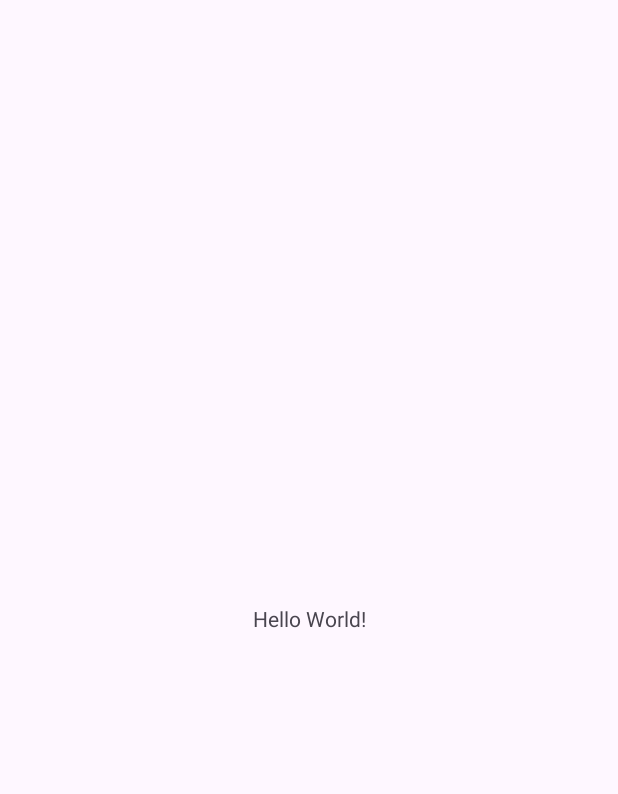
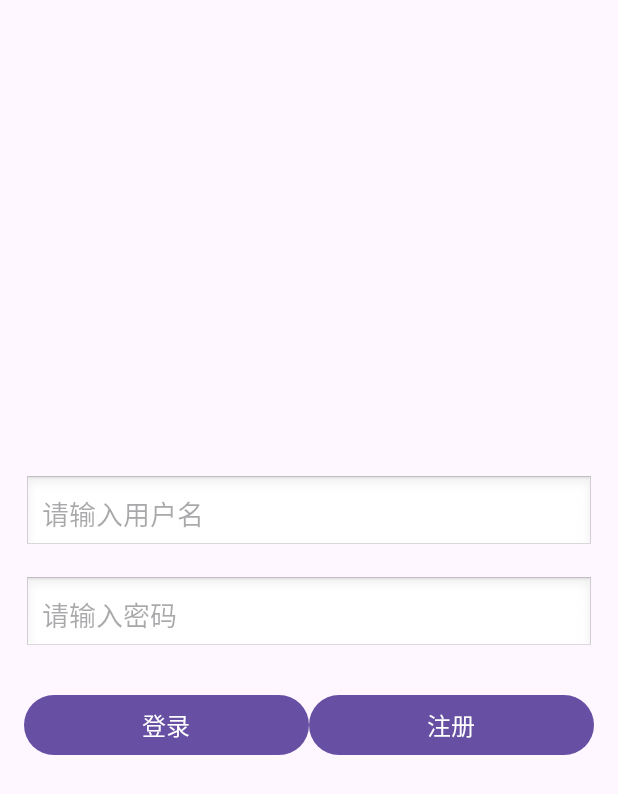
Before and after one commit to RainbowRain9/Android, an Android app: the screen it shows after launch (MainActivity), on a phone screen of 412 x 824 dp. Before the commit the part shown is almost empty. Shown: the top 794 px of the screen. Run offline under Robolectric (Android 15) with nearby library versions, the light colour scheme and no system bars; our stand-ins replace Room's generated code.

Commit message:
2025-03-12

```diff
--- a/app/src/main/AndroidManifest.xml
+++ b/app/src/main/AndroidManifest.xml
@@ -1,6 +1,6 @@
 <?xml version="1.0" encoding="utf-8"?>
 <manifest xmlns:android="http://schemas.android.com/apk/res/android"
-    xmlns:tools="http://schemas.android.com/tools">
+    xmlns:tools="http://schemas.android.com/tools" package="com.example.android01">
 
     <application
         android:allowBackup="true"
--- a/app/src/main/java/com/example/android01/MainActivity.java
+++ b/app/src/main/java/com/example/android01/MainActivity.java
@@ -1,24 +1,119 @@
 package com.example.android01;
 
 import android.os.Bundle;
-
-import androidx.activity.EdgeToEdge;
+import android.widget.Button;
+import android.widget.EditText;
+import android.widget.Toast;
 import androidx.appcompat.app.AppCompatActivity;
-import androidx.core.graphics.Insets;
-import androidx.core.view.ViewCompat;
-import androidx.core.view.WindowInsetsCompat;
+import com.example.android01.data.AppDatabase;
+import com.example.android01.data.User;
+import java.util.concurrent.ExecutorService;
+import java.util.concurrent.Executors;
 
 public class MainActivity extends AppCompatActivity {
+    private EditText editTextUsername, editTextPassword;
+    private Button btnLogin, btnRegister;
+    private AppDatabase db;
+    private ExecutorService executorService;
 
     @Override
     protected void onCreate(Bundle savedInstanceState) {
         super.onCreate(savedInstanceState);
-        EdgeToEdge.enable(this);
-        setContentView(R.layout.activity_main);
-        ViewCompat.setOnApplyWindowInsetsListener(findViewById(R.id.main), (v, insets) -> {
-            Insets systemBars = insets.getInsets(WindowInsetsCompat.Type.systemBars());
-            v.setPadding(systemBars.left, systemBars.top, systemBars.right, systemBars.bottom);
-            return insets;
+        setContentView(R.layout.login);
+
+        // 初始化数据库和线程池
+        db = AppDatabase.getInstance(this);
+        executorService = Executors.newSingleThreadExecutor();
+
+        // 绑定控件
+        editTextUsername = findViewById(R.id.username_input);
+        editTextPassword = findViewById(R.id.password_input);
+        btnLogin = findViewById(R.id.btnLogin);
+        btnRegister = findViewById(R.id.btnRegister);
+
+        // 设置登录按钮点击事件
+        btnLogin.setOnClickListener(v -> {
+            String username = editTextUsername.getText().toString().trim();
+            String password = editTextPassword.getText().toString().trim();
+
+            // 输入验证
+            if (username.isEmpty() || password.isEmpty()) {
+                Toast.makeText(this, "用户名和密码不能为空", Toast.LENGTH_SHORT).show();
+                return;
+            }
+
+            // 处理登录
+            handleLogin(username, password);
+        });
+
+        // 设置注册按钮点击事件
+        btnRegister.setOnClickListener(v -> {
+            String username = editTextUsername.getText().toString().trim();
+            String password = editTextPassword.getText().toString().trim();
+
+            // 输入验证
+            if (username.isEmpty() || password.isEmpty()) {
+                Toast.makeText(this, "用户名和密码不能为空", Toast.LENGTH_SHORT).show();
+                return;
+            }
+
+            // 处理注册
+            handleRegister(username, password);
         });
     }
+
+    // 处理登录逻辑
+    private void handleLogin(String username, String password) {
+        executorService.execute(() -> {
+            // 在子线程中查询数据库
+            User user = db.userDao().getUser(username, password);
+
+            // 在主线程中更新UI
+            runOnUiThread(() -> {
+                if (user != null) {
+                    Toast.makeText(MainActivity.this, "登录成功!", Toast.LENGTH_SHORT).show();
+                    // TODO: 这里可以跳转到主页面
+                    clearInputs();
+                } else {
+                    Toast.makeText(MainActivity.this, "用户名或密码错误!", Toast.LENGTH_SHORT).show();
+                }
+            });
+        });
+    }
+
+    // 处理注册逻辑
+    private void handleRegister(String username, String password) {
+        executorService.execute(() -> {
+            // 检查用户名是否已存在
+            User existingUser = db.userDao().getUserByUsername(username);
+
+            if (existingUser != null) {
+                runOnUiThread(() ->
+                    Toast.makeText(this, "用户名已存在", Toast.LENGTH_SHORT).show()
+                );
+                return;
+            }
+
+            // 创建新用户
+            User newUser = new User(username, password);
+            db.userDao().insert(newUser);
+
+            runOnUiThread(() -> {
+                Toast.makeText(this, "注册成功", Toast.LENGTH_SHORT).show();
+                clearInputs();
+            });
+        });
+    }
+
+    // 清空输入框
+    private void clearInputs() {
+        editTextUsername.setText("");
+        editTextPassword.setText("");
+    }
+
+    @Override
+    protected void onDestroy() {
+        super.onDestroy();
+        executorService.shutdown();
+    }
 }
--- /dev/null
+++ b/app/src/main/java/com/example/android01/data/AppDatabase.java
@@ -0,0 +1,24 @@
+package com.example.android01.data;
+
+import android.content.Context;
+import androidx.room.Database;
+import androidx.room.Room;
+import androidx.room.RoomDatabase;
+
+@Database(entities = {User.class}, version = 1)
+public abstract class AppDatabase extends RoomDatabase {
+    private static AppDatabase instance;
+
+    public abstract UserDao userDao();
+
+    public static synchronized AppDatabase getInstance(Context context) {
+        if (instance == null) {
+            instance = Room.databaseBuilder(
+                context.getApplicationContext(),
+                AppDatabase.class,
+                "app_database"
+            ).build();
+        }
+        return instance;
+    }
+}
--- /dev/null
+++ b/app/src/main/java/com/example/android01/data/UserDao.java
@@ -0,0 +1,17 @@
+package com.example.android01.data;
+
+import androidx.room.Dao;
+import androidx.room.Insert;
+import androidx.room.Query;
+
+@Dao
+public interface UserDao {
+    @Query("SELECT * FROM users WHERE username = :username AND password = :password")
+    User getUser(String username, String password);
+
+    @Query("SELECT * FROM users WHERE username = :username")
+    User getUserByUsername(String username);
+
+    @Insert
+    void insert(User user);
+}
--- /dev/null
+++ b/app/src/main/res/layout/login.xml
@@ -0,0 +1,64 @@
+<?xml version="1.0" encoding="utf-8"?>
+<!-- 登录页面的根布局 -->
+<LinearLayout xmlns:android="http://schemas.android.com/apk/res/android"
+    android:layout_width="match_parent"
+    android:layout_height="match_parent"
+    android:gravity="center"
+    android:orientation="horizontal"
+    android:padding="16dp">
+
+    <!-- 包含登录表单的垂直布局 -->
+    <LinearLayout
+        android:layout_width="match_parent"
+        android:layout_height="wrap_content"
+        android:orientation="vertical">
+
+        <!-- 用户名输入框 -->
+        <EditText
+            android:layout_width="match_parent"
+            android:layout_height="wrap_content"
+            android:layout_marginBottom="16dp"
+            android:id="@+id/username_input"
+            android:background="@android:drawable/edit_text"
+            android:hint="请输入用户名"
+            android:padding="12dp" />
+
+        <!-- 密码输入框 -->
+        <EditText
+            android:layout_width="match_parent"
+            android:layout_height="wrap_content"
+            android:layout_marginBottom="24dp"
+            android:id="@+id/password_input"
+            android:background="@android:drawable/edit_text"
+            android:hint="请输入密码"
+            android:padding="12dp" />
+
+        <!-- 按钮容器 -->
+        <LinearLayout
+            android:layout_width="match_parent"
+            android:layout_height="wrap_content"
+            android:orientation="horizontal">
+
+            <!-- 登录按钮 -->
+            <Button
+                android:id="@+id/btnLogin"
+                android:layout_width="0dp"
+                android:layout_height="wrap_content"
+                android:layout_weight="1"
+                android:text="登录"
+                android:textSize="16sp" />
+
+            <!-- 注册按钮 -->
+            <Button
+                android:id="@+id/btnRegister"
+                android:layout_width="0dp"
+                android:layout_height="wrap_content"
+                android:layout_weight="1"
+                android:text="注册"
+                android:textSize="16sp" />
+
+        </LinearLayout>
+
+    </LinearLayout>
+
+</LinearLayout>
--- /dev/null
+++ b/app/src/main/res/layout/xxx.xml
@@ -0,0 +1,6 @@
+<?xml version="1.0" encoding="utf-8"?>
+<androidx.constraintlayout.widget.ConstraintLayout xmlns:android="http://schemas.android.com/apk/res/android"
+             android:layout_width="match_parent"
+             android:layout_height="match_parent">
+
+</androidx.constraintlayout.widget.ConstraintLayout>
```
Also changed, not shown: app/src/main/java/com/example/android01/data/User.java (added, +18 -0 lines), app/src/main/res/layout/first_page.xml (added, +67 -0 lines), app/src/main/res/layout/secound_page.xml (added, +60 -0 lines).
